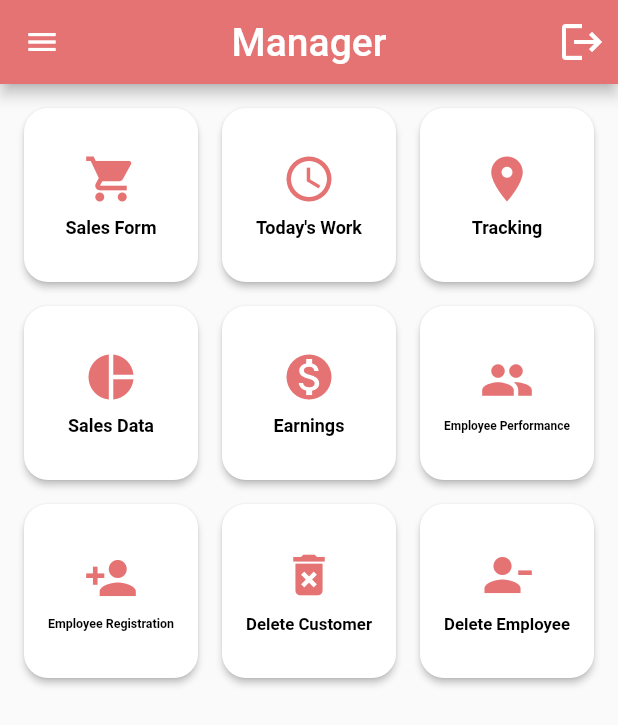
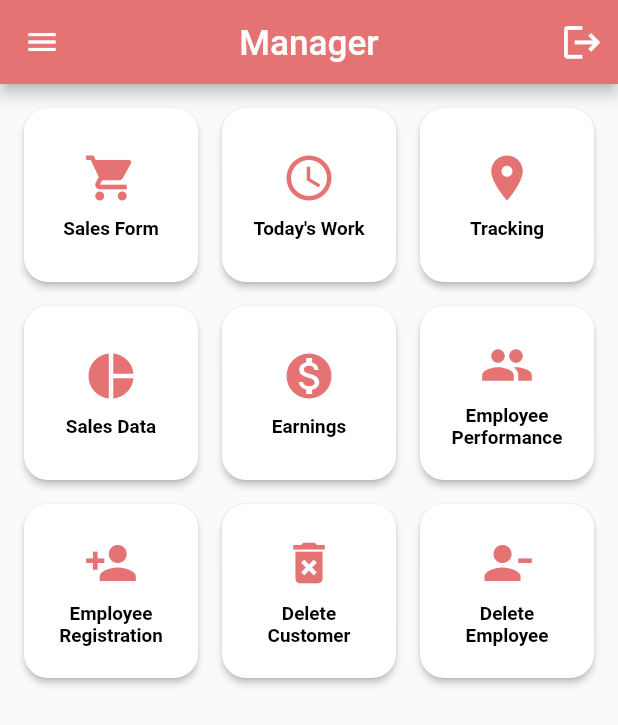
Before and after one commit to shramitgupta/battery_seller_app, a Flutter app: the AdminHomeScreen screen opened directly, on a phone screen of 412 x 824 dp. Shown: the top 725 px of the screen. Run offline on Flutter 3.47's test engine with Material 2 defaults, Android fonts, the phone set to English and light mode, and no system bars; our stand-ins replace cloud_firestore, firebase_auth, firebase_core; accounts and stored records are empty.

Commit message:
icons done

```diff
--- a/lib/admin_homescreen/admin_homescreen.dart
+++ b/lib/admin_homescreen/admin_homescreen.dart
@@ -48,11 +48,15 @@ class _AdminHomeScreenState extends State<AdminHomeScreen> {
     required String label,
     required VoidCallback onPressed,
   }) {
+    final Size size = MediaQuery.of(context).size;
+    final double heightRatio = size.height / 915;
+    final double widthRatio = size.width / 412;
+    final double fontSize = 14.0 * heightRatio * widthRatio;
     return ElevatedButton(
       onPressed: onPressed,
       style: ElevatedButton.styleFrom(
-        foregroundColor: Colors.red[300],
-        backgroundColor: Colors.white, // Button text color
+        primary: Colors.white,
+        onPrimary: Colors.red[300], // Button text color
         shape: RoundedRectangleBorder(
           borderRadius: BorderRadius.circular(16.0),
         ),
@@ -63,19 +67,17 @@ class _AdminHomeScreenState extends State<AdminHomeScreen> {
         children: [
           Icon(
             icon,
-            size: 36.0,
+            size: 36.0 * MediaQuery.of(context).textScaleFactor,
             color: Colors.red[300], // Icon color
           ),
-          SizedBox(height: 8.0),
-          FittedBox(
-            child: Text(
-              label,
-              textAlign: TextAlign.center,
-              style: TextStyle(
-                fontSize: 12.0,
-                fontWeight: FontWeight.bold,
-                color: Colors.black,
-              ),
+          const SizedBox(height: 8.0),
+          Text(
+            label,
+            textAlign: TextAlign.center,
+            style: TextStyle(
+              fontSize: fontSize,
+              fontWeight: FontWeight.bold,
+              color: Colors.black,
             ),
           ),
         ],
@@ -85,6 +87,10 @@ class _AdminHomeScreenState extends State<AdminHomeScreen> {
 
   @override
   Widget build(BuildContext context) {
+    final Size size = MediaQuery.of(context).size;
+    final double heightRatio = size.height / 915;
+    final double widthRatio = size.width / 412;
+
     return Scaffold(
       appBar: AppBar(
         backgroundColor: Colors.red[300],
@@ -95,7 +101,7 @@ class _AdminHomeScreenState extends State<AdminHomeScreen> {
         title: Text(
           "Manager",
           style: TextStyle(
-            fontSize: 26.0,
+            fontSize: 26 * widthRatio * heightRatio,
             color: Colors.white, // Change title text color
           ),
         ),
@@ -105,7 +111,7 @@ class _AdminHomeScreenState extends State<AdminHomeScreen> {
             onPressed: logOut,
             icon: Icon(
               Icons.logout,
-              size: 32.0,
+              size: 32 * widthRatio * heightRatio,
               color: Colors.white, // Change icon color
             ),
           ),
```
